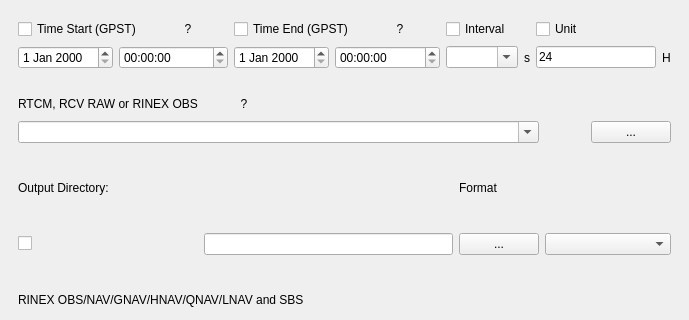
This is app/rtkconv_qt/convmain.ui in tomojitakasu/RTKLIB as Qt 5 draws it before an edit; both pictures show x 0 to 689 and y 0 to 320 of the 689 by 608 pixel window. The edited form follows.
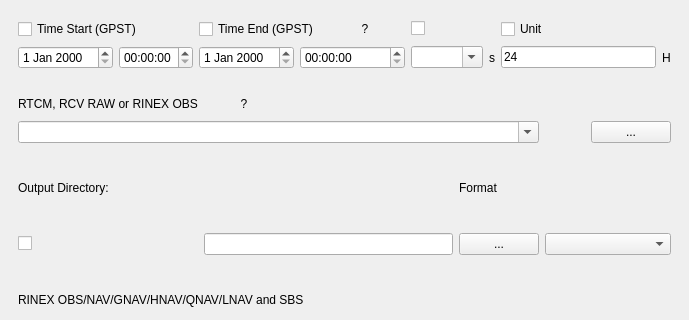
This is the edited form. Icons and pictures are not drawn.

The edit to the form file:
```diff
--- a/app/rtkconv_qt/convmain.ui
+++ b/app/rtkconv_qt/convmain.ui
@@ -56,9 +56,6 @@
            <verstretch>0</verstretch>
           </sizepolicy>
          </property>
-         <property name="text">
-          <string>?</string>
-         </property>
          <property name="flat">
           <bool>true</bool>
          </property>
@@ -69,9 +66,6 @@
        </item>
        <item row="0" column="6">
         <widget class="QCheckBox" name="TimeIntF">
-         <property name="text">
-          <string>Interval</string>
-         </property>
         </widget>
        </item>
        <item row="0" column="0" colspan="2">
```
